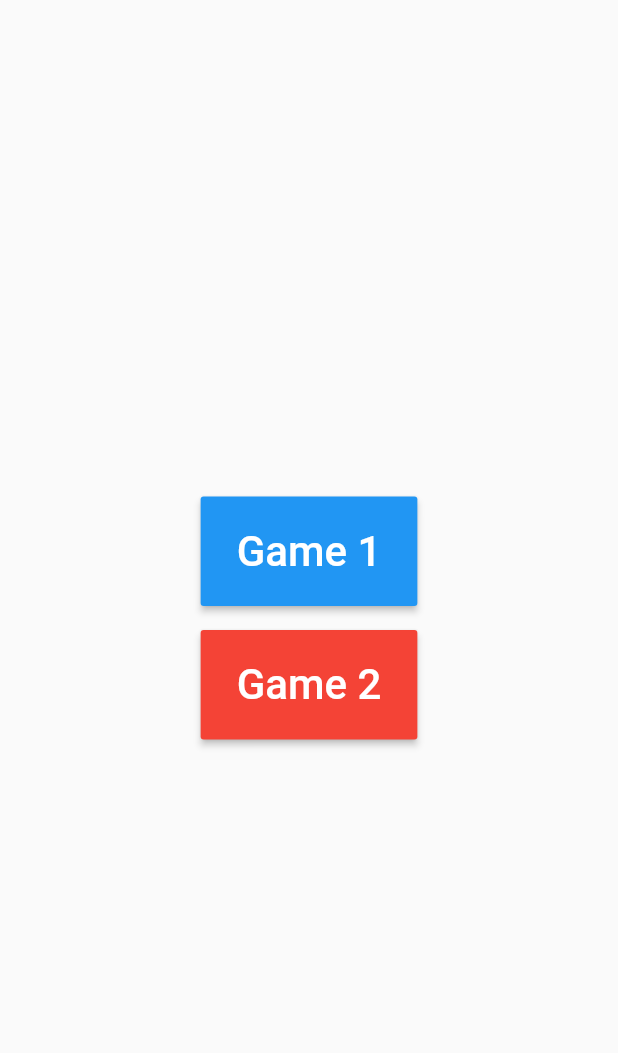
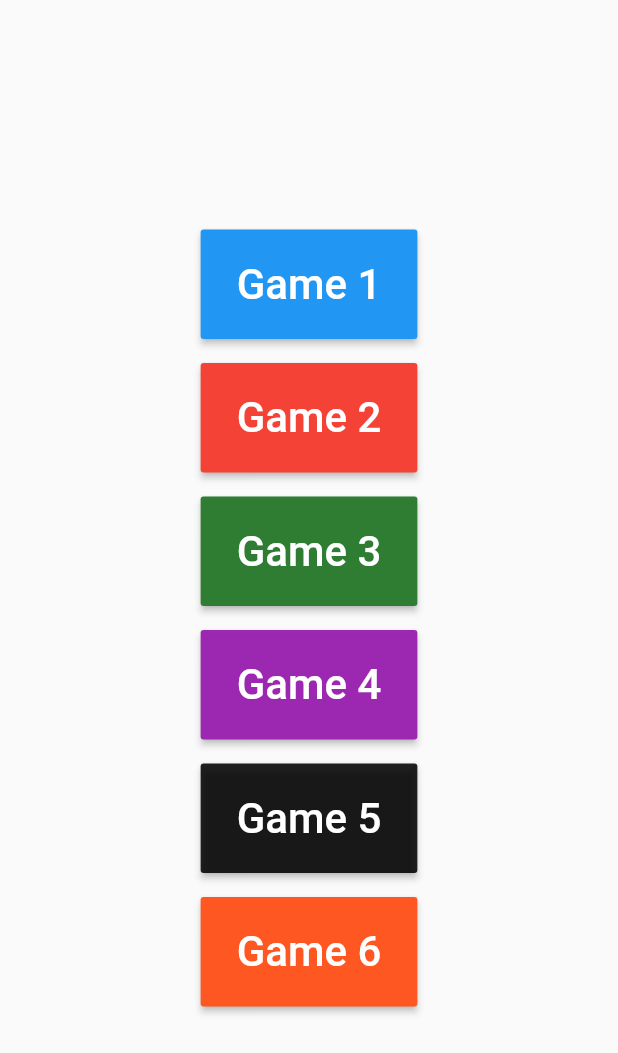
Before and after one commit to itsarjunsinh/flunity, a Flutter app: the screen it shows after launch, on a phone screen of 412 x 824 dp. Shown: the top 1053 px of the screen. Run offline on Flutter 3.47's test engine with Material 2 defaults, Android fonts, the phone set to English and light mode, and no system bars; missing offline and left inert: flutter_unity_widget.

Commit message:
Add 4 Games (Scenes)

```diff
--- a/lib/main.dart
+++ b/lib/main.dart
@@ -65,6 +65,76 @@ class Home extends StatelessWidget {
                       builder: (context) => PlayScreen(gameCode: 2)),
                 )
               },
+            ),
+            Padding(
+              padding: const EdgeInsets.fromLTRB(0, 16.0, 0, 16.0),
+              child: RaisedButton(
+                color: Colors.green.shade800,
+                child: Padding(
+                  padding: const EdgeInsets.fromLTRB(8.0, 20.0, 8.0, 20.0),
+                  child: Text('Game 3',
+                      style: TextStyle(color: Colors.white, fontSize: 28.0)),
+                ),
+                onPressed: () => {
+                  Navigator.push(
+                    context,
+                    MaterialPageRoute(
+                        builder: (context) => PlayScreen(gameCode: 3)),
+                  )
+                },
+              ),
+            ),
+            RaisedButton(
+              color: Colors.purple,
+              child: Padding(
+                padding: const EdgeInsets.fromLTRB(8.0, 20.0, 8.0, 20.0),
+                child: Text(
+                  'Game 4',
+                  style: TextStyle(color: Colors.white, fontSize: 28.0),
+                ),
+              ),
+              onPressed: () => {
+                Navigator.push(
+                  context,
+                  MaterialPageRoute(
+                      builder: (context) => PlayScreen(gameCode: 4)),
+                )
+              },
+            ),
+            Padding(
+              padding: const EdgeInsets.fromLTRB(0, 16.0, 0, 16.0),
+              child: RaisedButton(
+                color: Colors.black87,
+                child: Padding(
+                  padding: const EdgeInsets.fromLTRB(8.0, 20.0, 8.0, 20.0),
+                  child: Text('Game 5',
+                      style: TextStyle(color: Colors.white, fontSize: 28.0)),
+                ),
+                onPressed: () => {
+                  Navigator.push(
+                    context,
+                    MaterialPageRoute(
+                        builder: (context) => PlayScreen(gameCode: 5)),
+                  )
+                },
+              ),
+            ),
+            RaisedButton(
+              color: Colors.deepOrange,
+              child: Padding(
+                padding: const EdgeInsets.fromLTRB(8.0, 20.0, 8.0, 20.0),
+                child: Text(
+                  'Game 6',
+                  style: TextStyle(color: Colors.white, fontSize: 28.0),
+                ),
+              ),
+              onPressed: () => {
+                Navigator.push(
+                  context,
+                  MaterialPageRoute(
+                      builder: (context) => PlayScreen(gameCode: 6)),
+                )
+              },
             )
           ],
         ),
```
Also changed, not shown: 31 other files.
